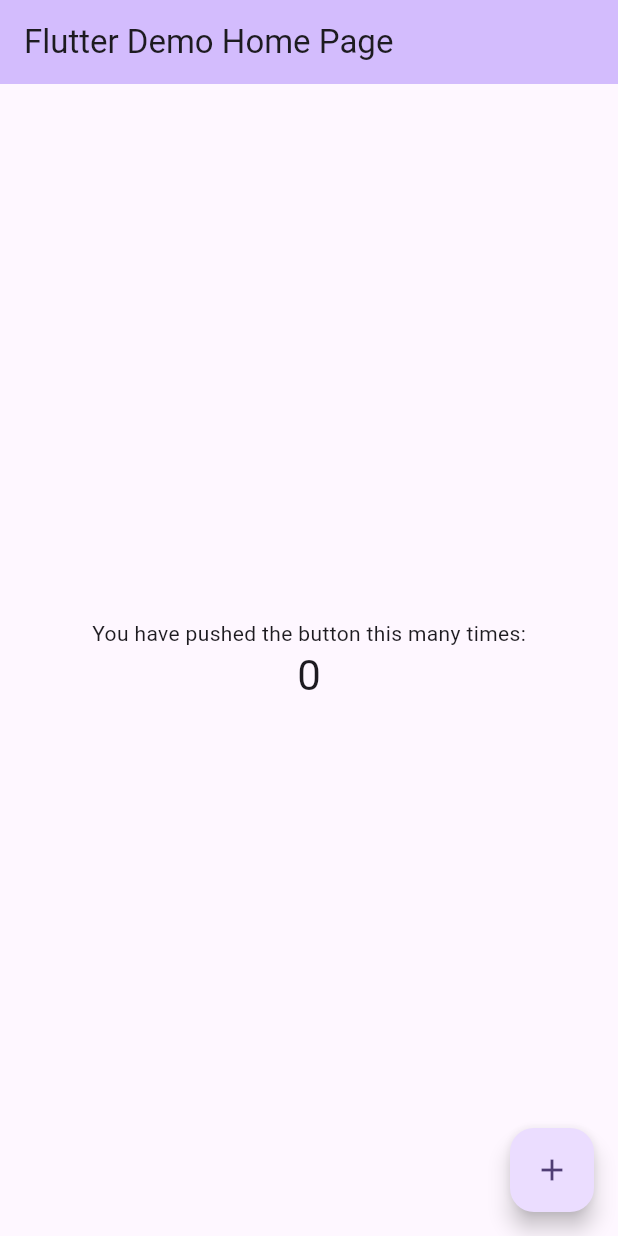
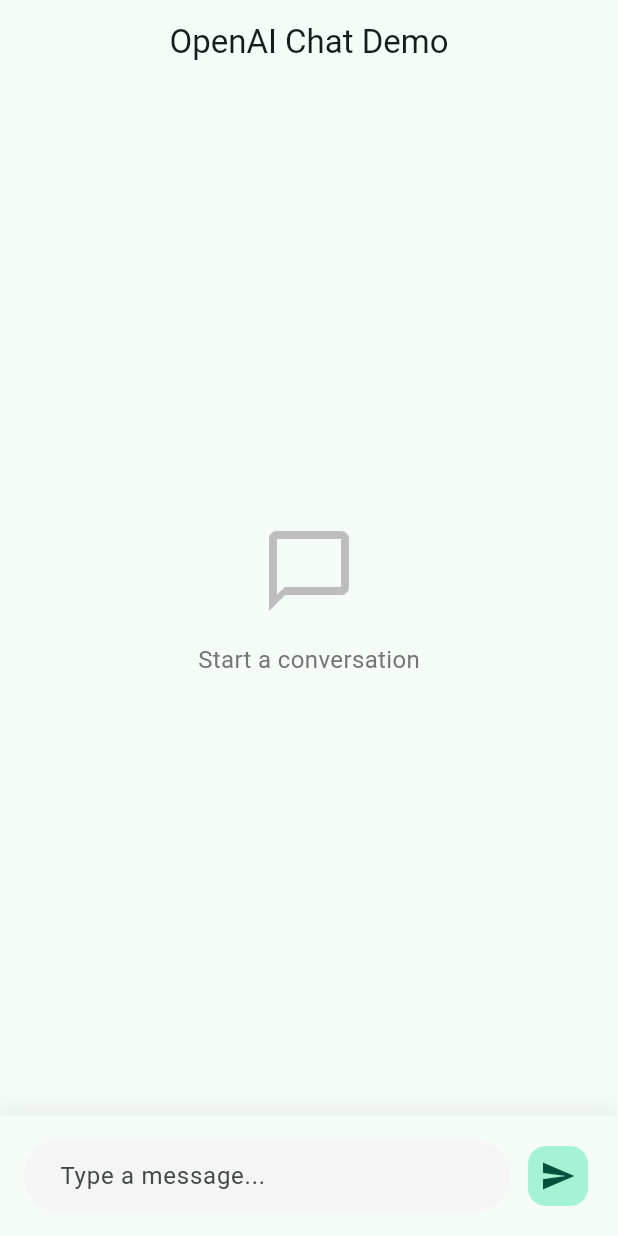
Before and after one commit to could-ai/019ae2a5-d2d9-7bbb-93d6-9730a29a17fe, a Flutter app: the screen it shows after launch, on a phone screen of 412 x 824 dp. Run offline on Flutter 3.47's test engine with Material 3 defaults, Android fonts, the phone set to English and light mode, and no system bars.

Commit message:
Created Message model to represent chat messages with content, sender type, and timestamp.; Created AIService to simulate AI responses with a mock delay and simple logic.; Created ChatScreen with a message list, input field, and integration with the mock AIService. Implemented bubble UI for messages.; Updated main.dart to use the new ChatScreen as the home page and configured an OpenAI-inspired green theme.

```diff
--- a/usr/lib/main.dart
+++ b/usr/lib/main.dart
@@ -1,4 +1,5 @@
 import 'package:flutter/material.dart';
+import 'screens/chat_screen.dart';
 
 void main() {
   runApp(const MyApp());
@@ -7,117 +8,30 @@ void main() {
 class MyApp extends StatelessWidget {
   const MyApp({super.key});
 
-  // This widget is the root of your application.
   @override
   Widget build(BuildContext context) {
     return MaterialApp(
-      title: 'Flutter Demo',
+      title: 'OpenAI Demo',
       debugShowCheckedModeBanner: false,
       theme: ThemeData(
-        // This is the theme of your application.
-        //
-        // TRY THIS: Try running your application with "flutter run". You'll see
-        // the application has a purple toolbar. Then, without quitting the app,
-        // try changing the seedColor in the colorScheme below to Colors.green
-        // and then invoke "hot reload" (save your changes or press the "hot
-        // reload" button in a Flutter-supported IDE, or press "r" if you used
-        // the command line to start the app).
-        //
-        // Notice that the counter didn't reset back to zero; the application
-        // state is not lost during the reload. To reset the state, use hot
-        // restart instead.
-        //
-        // This works for code too, not just values: Most code changes can be
-        // tested with just a hot reload.
-        colorScheme: ColorScheme.fromSeed(seedColor: Colors.deepPurple),
+        colorScheme: ColorScheme.fromSeed(
+          seedColor: const Color(0xFF10A37F), // OpenAI Green-ish color
+          brightness: Brightness.light,
+        ),
+        useMaterial3: true,
       ),
+      darkTheme: ThemeData(
+        colorScheme: ColorScheme.fromSeed(
+          seedColor: const Color(0xFF10A37F),
+          brightness: Brightness.dark,
+        ),
+        useMaterial3: true,
+      ),
+      themeMode: ThemeMode.system,
       initialRoute: '/',
       routes: {
-        '/': (context) => const MyHomePage(title: 'Flutter Demo Home Page'),
+        '/': (context) => const ChatScreen(),
       },
     );
   }
 }
-
-class MyHomePage extends StatefulWidget {
-  const MyHomePage({super.key, required this.title});
-
-  // This widget is the home page of your application. It is stateful, meaning
-  // that it has a State object (defined below) that contains fields that affect
-  // how it looks.
-
-  // This class is the configuration for the state. It holds the values (in this
-  // case the title) provided by the parent (in this case the App widget) and
-  // used by the build method of the State. Fields in a Widget subclass are
-  // always marked "final".
-
-  final String title;
-
-  @override
-  State<MyHomePage> createState() => _MyHomePageState();
-}
-
-class _MyHomePageState extends State<MyHomePage> {
-  int _counter = 0;
-
-  void _incrementCounter() {
-    setState(() {
-      // This call to setState tells the Flutter framework that something has
-      // changed in this State, which causes it to rerun the build method below
-      // so that the display can reflect the updated values. If we changed
-      // _counter without calling setState(), then the build method would not be
-      // called again, and so nothing would appear to happen.
-      _counter++;
-    });
-  }
-
-  @override
-  Widget build(BuildContext context) {
-    // This method is rerun every time setState is called, for instance as done
-    // by the _incrementCounter method above.
-    //
-    // The Flutter framework has been optimized to make rerunning build methods
-    // fast, so that you can just rebuild anything that needs updating rather
-    // than having to individually change instances of widgets.
-    return Scaffold(
-      appBar: AppBar(
-        // TRY THIS: Try changing the color here to a specific color (to
-        // Colors.amber, perhaps?) and trigger a hot reload to see the AppBar
-        // change color while the other colors stay the same.
-        backgroundColor: Theme.of(context).colorScheme.inversePrimary,
-        // Here we take the value from the MyHomePage object that was created by
-        // the App.build method, and use it to set our appbar title.
-        title: Text(widget.title),
-      ),
-      body: Center(
-        // Center is a layout widget. It takes a single child and positions it
-        // in the middle of the parent.
-        child: Column(
-          // Column is also a layout widget. It takes a list of children and
-          // arranges them vertically. By default, it sizes itself to fit its
-          // children horizontally, and tries to be as tall as its parent.
-          //
-          // Column has various properties to control how it sizes itself and
-          // how it positions its children. Here we use mainAxisAlignment to
-          // center the children vertically; the main axis here is the vertical
-          // axis because Columns are vertical (the cross axis would be
-          // horizontal).
-          //
-          // TRY THIS: Invoke "debug painting" (choose the "Toggle Debug Paint"
-          // action in the IDE, or press "p" in the console), to see the
-          // wireframe for each widget.
-          mainAxisAlignment: MainAxisAlignment.center,
-          children: <Widget>[
-            const Text('You have pushed the button this many times:'),
-            Text('$_counter', style: Theme.of(context).textTheme.headlineMedium),
-          ],
-        ),
-      ),
-      floatingActionButton: FloatingActionButton(
-        onPressed: _incrementCounter,
-        tooltip: 'Increment',
-        child: const Icon(Icons.add),
-      ), // This trailing comma makes auto-formatting nicer for build methods.
-    );
-  }
-}
--- /dev/null
+++ b/usr/lib/models/message.dart
@@ -0,0 +1,13 @@
+class Message {
+  final String id;
+  final String content;
+  final bool isUser;
+  final DateTime timestamp;
+
+  Message({
+    required this.id,
+    required this.content,
+    required this.isUser,
+    required this.timestamp,
+  });
+}
--- /dev/null
+++ b/usr/lib/screens/chat_screen.dart
@@ -0,0 +1,216 @@
+import 'package:flutter/material.dart';
+import '../models/message.dart';
+import '../services/ai_service.dart';
+
+class ChatScreen extends StatefulWidget {
+  const ChatScreen({super.key});
+
+  @override
+  State<ChatScreen> createState() => _ChatScreenState();
+}
+
+class _ChatScreenState extends State<ChatScreen> {
+  final TextEditingController _controller = TextEditingController();
+  final ScrollController _scrollController = ScrollController();
+  final AIService _aiService = AIService();
+  final List<Message> _messages = [];
+  bool _isLoading = false;
+
+  @override
+  void dispose() {
+    _controller.dispose();
+    _scrollController.dispose();
+    super.dispose();
+  }
+
+  void _scrollToBottom() {
+    WidgetsBinding.instance.addPostFrameCallback((_) {
+      if (_scrollController.hasClients) {
+        _scrollController.animateTo(
+          _scrollController.position.maxScrollExtent,
+          duration: const Duration(milliseconds: 300),
+          curve: Curves.easeOut,
+        );
+      }
+    });
+  }
+
+  Future<void> _sendMessage() async {
+    final text = _controller.text.trim();
+    if (text.isEmpty) return;
+
+    _controller.clear();
+
+    setState(() {
+      _messages.add(Message(
+        id: DateTime.now().toString(),
+        content: text,
+        isUser: true,
+        timestamp: DateTime.now(),
+      ));
+      _isLoading = true;
+    });
+
+    _scrollToBottom();
+
+    try {
+      final response = await _aiService.getResponse(text);
+
+      if (mounted) {
+        setState(() {
+          _messages.add(Message(
+            id: DateTime.now().toString(),
+            content: response,
+            isUser: false,
+            timestamp: DateTime.now(),
+          ));
+          _isLoading = false;
+        });
+        _scrollToBottom();
+      }
+    } catch (e) {
+      if (mounted) {
+        setState(() {
+          _messages.add(Message(
+            id: DateTime.now().toString(),
+            content: "Error: Failed to get response.",
+            isUser: false,
+            timestamp: DateTime.now(),
+          ));
+          _isLoading = false;
+        });
+        _scrollToBottom();
+      }
+    }
+  }
+
+  @override
+  Widget build(BuildContext context) {
+    return Scaffold(
+      appBar: AppBar(
+        title: const Text('OpenAI Chat Demo'),
+        centerTitle: true,
+        elevation: 0,
+      ),
+      body: Column(
+        children: [
+          Expanded(
+            child: _messages.isEmpty
+                ? Center(
+                    child: Column(
+                      mainAxisAlignment: MainAxisAlignment.center,
+                      children: [
+                        Icon(Icons.chat_bubble_outline, size: 64, color: Colors.grey[400]),
+                        const SizedBox(height: 16),
+                        Text(
+                          'Start a conversation',
+                          style: TextStyle(color: Colors.grey[600], fontSize: 16),
+                        ),
+                      ],
+                    ),
+                  )
+                : ListView.builder(
+                    controller: _scrollController,
+                    padding: const EdgeInsets.all(16),
+                    itemCount: _messages.length,
+                    itemBuilder: (context, index) {
+                      final message = _messages[index];
+                      return _MessageBubble(message: message);
+                    },
+                  ),
+          ),
+          if (_isLoading)
+            const Padding(
+              padding: EdgeInsets.symmetric(vertical: 8.0),
+              child: LinearProgressIndicator(minHeight: 2),
+            ),
+          Container(
+            padding: const EdgeInsets.all(16),
+            decoration: BoxDecoration(
+              color: Theme.of(context).cardColor,
+              boxShadow: [
+                BoxShadow(
+                  color: Colors.black.withOpacity(0.05),
+                  blurRadius: 10,
+                  offset: const Offset(0, -5),
+                ),
+              ],
+            ),
+            child: Row(
+              children: [
+                Expanded(
+                  child: TextField(
+                    controller: _controller,
+                    textCapitalization: TextCapitalization.sentences,
+                    decoration: InputDecoration(
+                      hintText: 'Type a message...',
+                      border: OutlineInputBorder(
+                        borderRadius: BorderRadius.circular(24),
+                        borderSide: BorderSide.none,
+                      ),
+                      filled: true,
+                      fillColor: Theme.of(context).brightness == Brightness.dark
+                          ? Colors.grey[800]
+                          : Colors.grey[100],
+                      contentPadding: const EdgeInsets.symmetric(horizontal: 20, vertical: 10),
+                    ),
+                    onSubmitted: (_) => _sendMessage(),
+                  ),
+                ),
+                const SizedBox(width: 8),
+                FloatingActionButton(
+                  onPressed: _isLoading ? null : _sendMessage,
+                  mini: true,
+                  elevation: 0,
+                  child: const Icon(Icons.send),
+                ),
+              ],
+            ),
+          ),
+        ],
+      ),
+    );
+  }
+}
+
+class _MessageBubble extends StatelessWidget {
+  final Message message;
+
+  const _MessageBubble({required this.message});
+
+  @override
+  Widget build(BuildContext context) {
+    final isUser = message.isUser;
+    final theme = Theme.of(context);
+
+    return Align(
+      alignment: isUser ? Alignment.centerRight : Alignment.centerLeft,
+      child: Container(
+        margin: const EdgeInsets.symmetric(vertical: 4),
+        padding: const EdgeInsets.symmetric(horizontal: 16, vertical: 10),
+        constraints: BoxConstraints(maxWidth: MediaQuery.of(context).size.width * 0.75),
+        decoration: BoxDecoration(
+          color: isUser ? theme.primaryColor : (theme.brightness == Brightness.dark ? Colors.grey[800] : Colors.grey[200]),
+          borderRadius: BorderRadius.only(
+            topLeft: const Radius.circular(16),
+            topRight: const Radius.circular(16),
+            bottomLeft: isUser ? const Radius.circular(16) : Radius.zero,
+            bottomRight: isUser ? Radius.zero : const Radius.circular(16),
+          ),
+        ),
+        child: Column(
+          crossAxisAlignment: CrossAxisAlignment.start,
+          children: [
+            Text(
+              message.content,
+              style: TextStyle(
+                color: isUser ? Colors.white : theme.textTheme.bodyLarge?.color,
+                fontSize: 16,
+              ),
+            ),
+          ],
+        ),
+      ),
+    );
+  }
+}
--- /dev/null
+++ b/usr/lib/services/ai_service.dart
@@ -0,0 +1,23 @@
+import 'dart:async';
+
+class AIService {
+  // Mock function to simulate OpenAI response
+  // In a real app, this would make an HTTP POST request to https://api.openai.com/v1/chat/completions
+  Future<String> getResponse(String prompt) async {
+    // Simulate network delay
+    await Future.delayed(const Duration(seconds: 1));
+
+    // Simple keyword-based mock responses
+    final lowerPrompt = prompt.toLowerCase();
+
+    if (lowerPrompt.contains('hello') || lowerPrompt.contains('hi')) {
+      return "Hello! How can I help you today?";
+    } else if (lowerPrompt.contains('code') || lowerPrompt.contains('flutter')) {
+      return "Flutter is Google's UI toolkit for building natively compiled applications for mobile, web, and desktop from a single codebase. I can help you write some Flutter code!";
+    } else if (lowerPrompt.contains('image')) {
+      return "I can't generate images directly in this demo, but DALL-E is the OpenAI model for that.";
+    }
+
+    return "I am a simulated AI assistant. I received your message: \"$prompt\". To make me real, you would need to integrate the actual OpenAI API key in the service layer.";
+  }
+}
```
